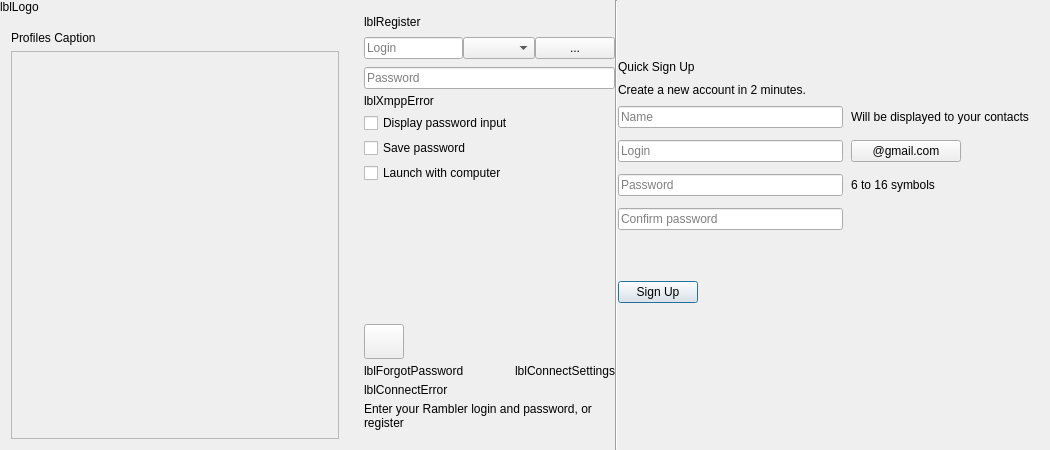
Above: src/plugins/optionsmanager/logindialog.ui from silvansky/Contacts before the change. Below: the same form after it.
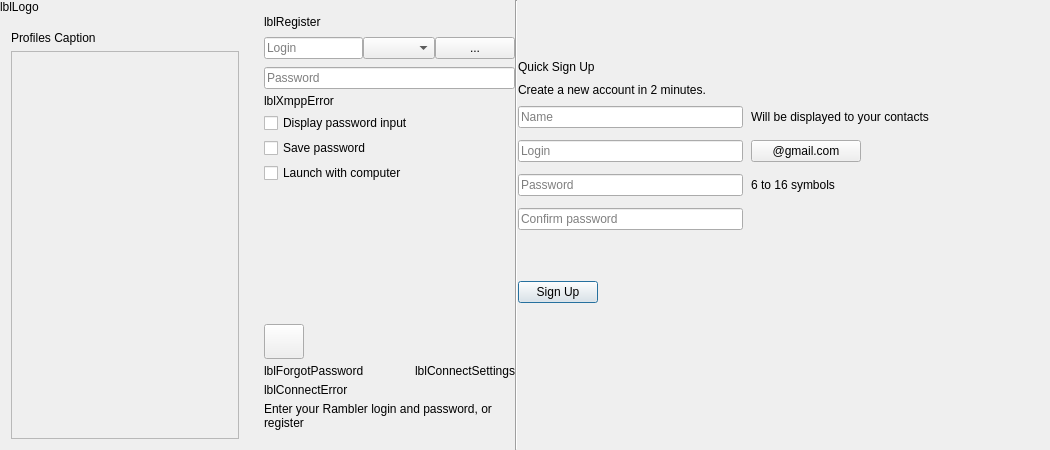
That is the form after the change. The open tabs and pages were chosen to show the change. Custom widgets are drawn as their Qt base class.

What changed in the file:
```diff
--- a/src/plugins/optionsmanager/logindialog.ui
+++ b/src/plugins/optionsmanager/logindialog.ui
@@ -66,7 +66,7 @@
       <widget class="QStackedWidget" name="loginStackWidget">
        <property name="minimumSize">
         <size>
-         <width>350</width>
+         <width>250</width>
          <height>0</height>
         </size>
        </property>
@@ -92,8 +92,8 @@
              <rect>
               <x>0</x>
               <y>0</y>
-              <width>324</width>
-              <height>372</height>
+              <width>98</width>
+              <height>28</height>
              </rect>
             </property>
             <layout class="QVBoxLayout" name="verticalLayout_5">
```
Left out of the diff: 2 changed lines with no effect on the pictures.
